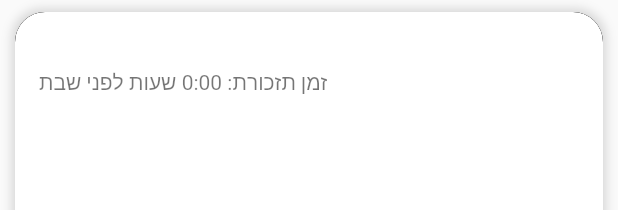
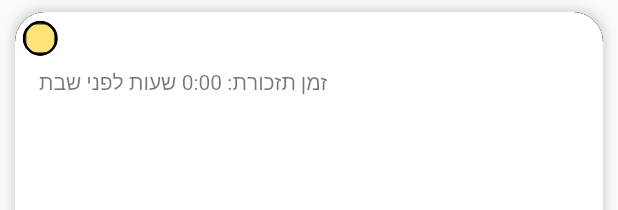
Before and after one commit to avihay30/ShabbatTimesFlutterApp, a Flutter app: the RemainderItem widget shown alone on an empty page, opened directly with empty values, on a phone screen of 412 x 824 dp. Shown: the top 210 px of the screen. Run offline on Flutter 3.47's test engine with Material 2 defaults, Android fonts, the phone set to English and light mode, and no system bars; missing offline and left inert: flutter_duration_picker.

Commit message:
added isTaskDone button + functionlity, and some selecting effects

```diff
--- a/lib/widgets/remainder_item.dart
+++ b/lib/widgets/remainder_item.dart
@@ -1,7 +1,10 @@
+import 'dart:ffi';
+import 'dart:math';
 import 'dart:ui';
 
 import 'package:flutter/material.dart';
 import 'package:flutter/rendering.dart';
+import 'package:flutter/scheduler.dart';
 import 'package:flutterandpython/functions/helper_functions.dart';
 import 'package:flutterandpython/globals.dart' as globals;
 import 'package:flutterandpython/models/remainder.dart';
@@ -31,23 +34,50 @@ class _RemainderItemState extends State<RemainderItem>
   var mycolor = Colors.white;
   // Color color;
   ImageFilter imageFilter;
+  Color remainderDoneColor;
+  Decoration boxBorderWhileBlur;
   double slideAmount;
-  // Color _bgColor;
+  Color _bgColor;
+
+  bool value = false;
+  Function onChanged;
 
   @override
   void initState() {
-    // const availableColors = [
-    //   Colors.red,
-    //   Colors.black,
-    //   Colors.blue,
-    //   Colors.purple,
-    // ];
+    const availableColors = [
+      Colors.red,
+      Colors.black,
+      Colors.blue,
+      Colors.purple,
+    ];
 
-    // _bgColor = availableColors[Random().nextInt(4)];
+    _bgColor = availableColors[Random().nextInt(4)];
     super.initState();
   }
 
+  void _editIsTaskDoneRemainder() {
+    bool _isTaskDone = widget.remainder.isTaskDone;
+    _isTaskDone = !_isTaskDone;
+    final newRemainder = Remainder(
+        title: widget.remainder.title,
+        durationTime: widget.remainder.durationTime,
+        id: widget.remainder.id,
+        isTaskDone: _isTaskDone,
+        isAlarmOn: widget.remainder.isAlarmOn);
+    editRemainderValues(widget.remainder, newRemainder);
+    widget.setRemaindersState();
+  }
+
+  void _setRemainderColorIfTaskIsDone(bool isSelected) {
+    setState(() {
+      isSelected
+          ? remainderDoneColor = Colors.grey[300].withOpacity(0.35)
+          : remainderDoneColor = Colors.transparent;
+    });
+  }
+
   Widget remainderCard() {
+    // TODO: add icon for done/undone remainder
     return Positioned.fill(
         child: Card(
       shape: RoundedRectangleBorder(
@@ -57,13 +87,18 @@ class _RemainderItemState extends State<RemainderItem>
       elevation: 5,
       margin: EdgeInsets.symmetric(),
       child: ListTile(
-        // leading: CircleAvatar(
+        // trailing:
+        // Checkbox(
+        //     value: value,
+        //     onChanged: (bool newValue) {
+        //       value = newValue;
+        //     }),
         //   backgroundColor: _bgColor,
-        //   radius: 30,
+        //   radius: 15,
         //   child: Padding(
-        //     padding: const EdgeInsets.all(6),
+        //     padding: const EdgeInsets.all(0),
         //     child: FittedBox(
-        //       child: Text('\$${widget.remainder.amount}'),
+        //       child: Text('\$${widget.remainder.isTaskDone}'),
         //     ),
         //   ),
         // ),
@@ -97,7 +132,9 @@ class _RemainderItemState extends State<RemainderItem>
   }
 
   Widget creatingBlurOnSelction() {
-    return ClipRRect(
+    final size = MediaQuery.of(context).size;
+    return Stack(children: <Widget>[
+      ClipRRect(
           borderRadius: BorderRadius.circular(20.0),
           child: BackdropFilter(
               filter: imageFilter == null
@@ -106,12 +143,54 @@ class _RemainderItemState extends State<RemainderItem>
               child: GestureDetector(
                   onTap: continueSelection,
                   onLongPress: toggleSelection,
-                child: Container(color: Colors.black.withOpacity(0)))));
+                  child: Container(decoration: boxBorderWhileBlur
+                      // color: Colors.black.withOpacity(0)
+                      )))),
+      ClipRRect(
+          borderRadius: BorderRadius.circular(20.0),
+          child: BackdropFilter(
+              filter: ImageFilter.blur(sigmaX: 0, sigmaY: 0),
+              child: GestureDetector(
+                  onTap: continueSelection,
+                  onLongPress: toggleSelection,
+                  child: Container(color: remainderDoneColor)))),
+      Positioned(
+          top: size.height / 140,
+          left: size.width / 80,
+          child: ClipRRect(
+              borderRadius: BorderRadius.circular(20),
+              child: SizedBox(
+                height: Checkbox.width * 1.3,
+                width: Checkbox.width * 1.3,
+                child: Container(
+                    decoration: new BoxDecoration(
+                      border: Border.all(
+                        width: 1.8,
+                      ),
+                      borderRadius: new BorderRadius.circular(20),
+                      color: Colors.amberAccent.withOpacity(0.7),
+                    ),
+                    child: new Transform.scale(
+                        scale: 1.3,
+                        child: Checkbox(
+                          value: widget.remainder.isTaskDone,
+                          onChanged: (bool isSelected) {
+                            _editIsTaskDoneRemainder();
+                            _setRemainderColorIfTaskIsDone(isSelected);
+                          },
+                          materialTapTargetSize: MaterialTapTargetSize.padded,
+                        ))),
+              )))
+    ]);
   }
 
   @override
   Widget build(BuildContext context) {
     print('build() item in title: ' + widget.remainder.title);
+    print('this is title: ' +
+        widget.remainder.title +
+        ', is done? ' +
+        widget.remainder.isTaskDone.toString());
     return Container(
         decoration: BoxDecoration(
           borderRadius: BorderRadius.circular(20.0),
@@ -171,12 +250,16 @@ class _RemainderItemState extends State<RemainderItem>
         // subtracking items from selection
         imageFilter = null;
         isSelected = false;
+        boxBorderWhileBlur = null;
         globals.remaindersIdsToDelete.remove(widget.remainder.id);
         print("this is after sub " + globals.remaindersIdsToDelete.toString());
         widget.setRemaindersState();
       } else {
         // adding items to selection
         imageFilter = ImageFilter.blur(sigmaX: 1, sigmaY: 1);
+        boxBorderWhileBlur = BoxDecoration(
+            borderRadius: BorderRadius.circular(20),
+            border: Border.all(color: Colors.blueAccent, width: 1.3));
         isSelected = true;
         globals.remaindersIdsToDelete.add(widget.remainder.id);
         print("this is after add " + globals.remaindersIdsToDelete.toString());
```
Lines whose indentation alone changed are shown as unchanged.
